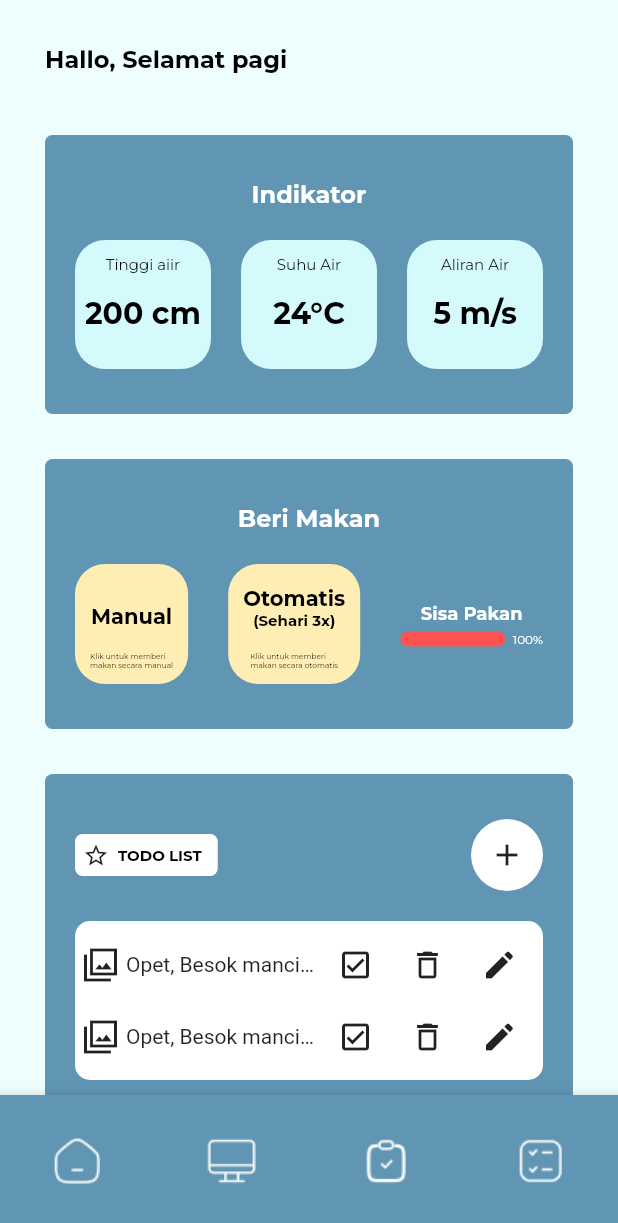
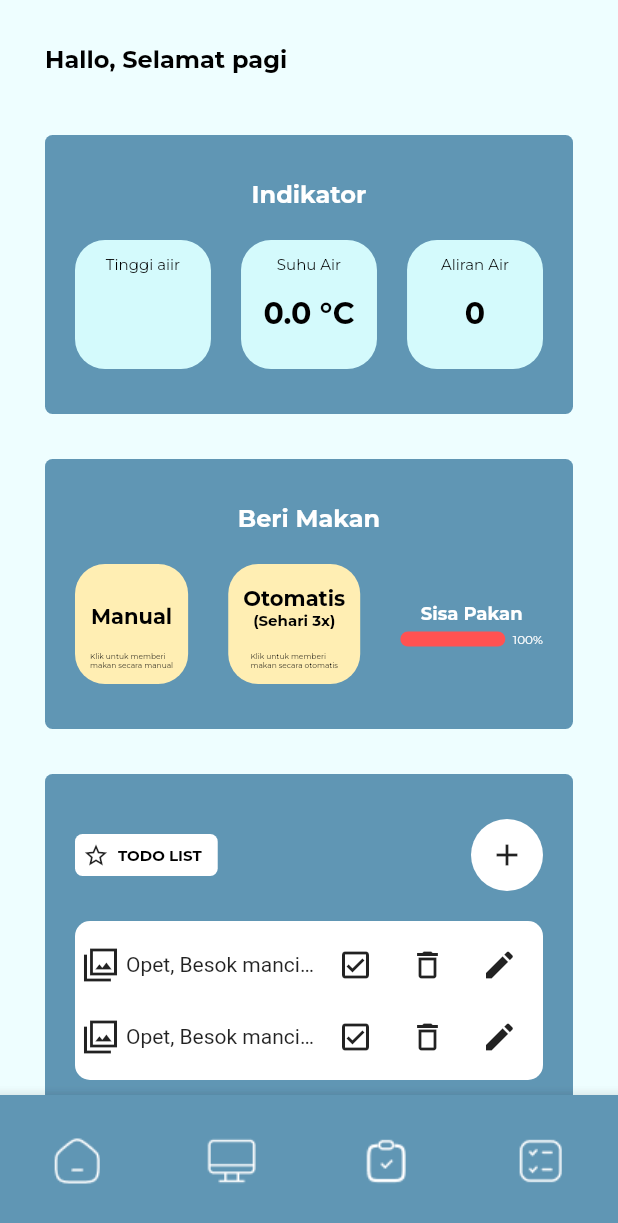
Before and after one commit to PuspitaKartika/sakana_yoi, a Flutter app: the screen it shows after launch, on a phone screen of 412 x 824 dp. Shown: the top 1223 px of the screen. Run offline on Flutter 3.47's test engine with Material 2 defaults, Android fonts, the light colour scheme and no system bars; our stand-ins replace firebase_core, google_fonts; accounts and stored records are empty; network calls fail.

Commit message:
create repository

```diff
--- a/lib/ui/home_screen.dart
+++ b/lib/ui/home_screen.dart
@@ -1,14 +1,50 @@
 import 'package:flutter/material.dart';
 import 'package:sakana_yoi/theme.dart';
+import 'package:http/http.dart' as http;
+import 'dart:convert';
+
+
 
 class HomeScreen extends StatefulWidget {
-  const HomeScreen({super.key});
+  const HomeScreen({Key? key}) : super(key : key);
 
   @override
   State<HomeScreen> createState() => _HomeScreenState();
 }
 
 class _HomeScreenState extends State<HomeScreen> {
+  bool makan = false;
+  int sensorFlow = 0;
+  double sensorFlowTotal = 0.0;
+  double sensorSuhu = 0.0;
+  String sensorTinggi = '';
+
+  @override
+  void initState() {
+    super.initState();
+    fetchData();
+  }
+
+  Future<void> fetchData() async {
+    final url = Uri.parse('https://sakanayoi-ikan-default-rtdb.asia-southeast1.firebasedatabase.app/.json');
+    final response = await http.get(url);
+
+    if (response.statusCode == 200) {
+      final data = jsonDecode(response.body);
+      setState(() {
+        makan = data['makan'] ?? false;
+        sensorFlow = data['sensorFlow'] ?? 0;
+        sensorFlowTotal = data['sensorFlowTotal'] ?? 0.0;
+        sensorSuhu = data['sensorSuhu'] ?? 0.0;
+        sensorTinggi = data['sensorTinggi'] ?? '';
+      });
+    } else {
+      print('Failed to fetch data from the server');
+    }
+  }
+  //final DatabaseReference _database = FirebaseDatabase.instance.ref();
+  @override
+
   Widget header() {
     return Container(
       child: Text(
@@ -56,7 +92,7 @@ class _HomeScreenState extends State<HomeScreen> {
                     height: 15,
                   ),
                   Text(
-                    "200 cm",
+                    sensorTinggi,
                     style: primaryTextStyle.copyWith(
                         fontSize: 20, fontWeight: FontWeight.bold),
                   ),
@@ -80,7 +116,8 @@ class _HomeScreenState extends State<HomeScreen> {
                     height: 15,
                   ),
                   Text(
-                    "24°C",
+                    "${sensorSuhu} °C",
+                    //"24°C",
                     style: primaryTextStyle.copyWith(
                         fontSize: 20, fontWeight: FontWeight.bold),
                   ),
@@ -104,7 +141,7 @@ class _HomeScreenState extends State<HomeScreen> {
                     height: 15,
                   ),
                   Text(
-                    "5 m/s",
+                    sensorFlow.toString(),
                     style: primaryTextStyle.copyWith(
                         fontSize: 20, fontWeight: FontWeight.bold),
                   ),
--- /dev/null
+++ b/lib/utils/constants.dart
@@ -0,0 +1,3 @@
+class BaseString{
+  static final String BASE_URL = 'https://sakanayoi-ikan-default-rtdb.asia-southeast1.firebasedatabase.app/.json';
+}
--- a/pubspec.yaml
+++ b/pubspec.yaml
@@ -36,6 +36,9 @@ dependencies:
   # Use with the CupertinoIcons class for iOS style icons.
   cupertino_icons: ^1.0.2
   google_fonts: ^4.0.4
+  firebase_core: ^2.14.0
+  firebase_database: ^10.2.3
+  http: ^0.13.6
 
 dev_dependencies:
   flutter_test:
```
Also changed, not shown: lib/main.dart (+8 -1 lines), lib/repositories/sensor_repo.dart (added, +9 -0 lines), lib/ui/beri_makan.dart (+8 -8 lines), lib/utils/sensor_model.dart (added, +41 -0 lines), lib/utils/server.dart (added, +53 -0 lines), lib/firebase_options.dart (added), pubspec.lock, 10 other files.
